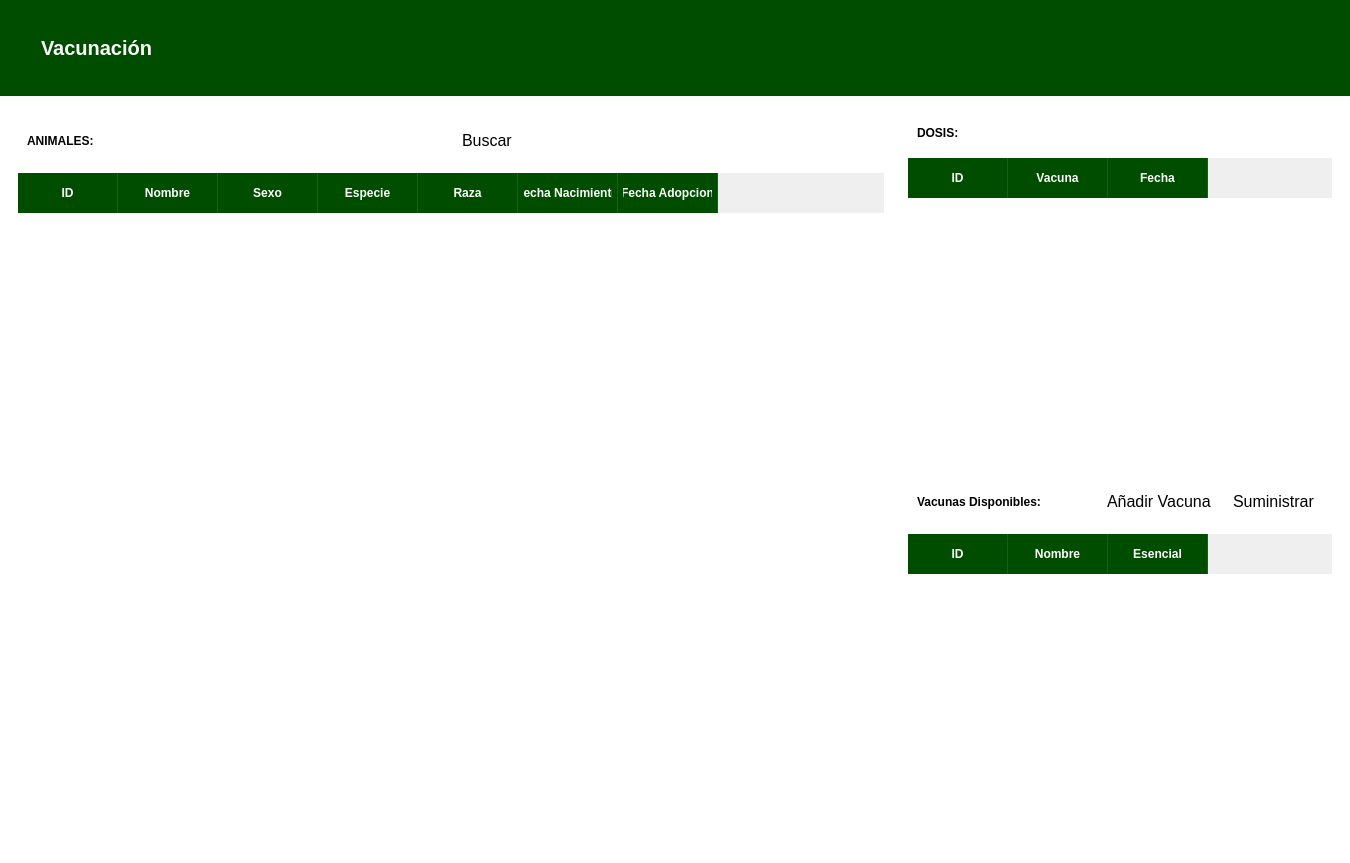
Before: the Qt Designer form vistas/vacunacion.ui in MiguelGarcia29/RefugioAnimal-OR, drawn with Qt 5.
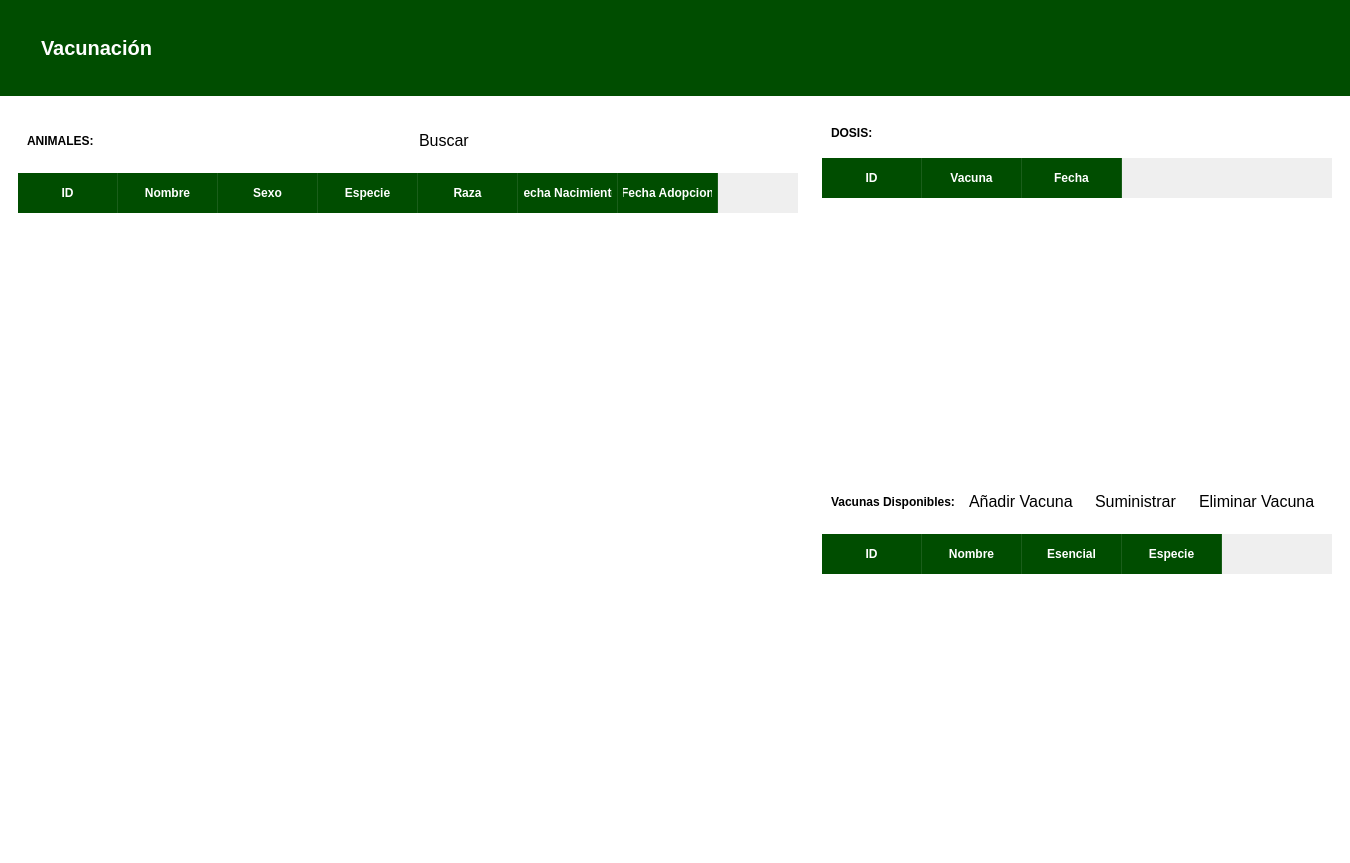
After: the same form once the commit is applied. Icons and pictures are not drawn.

Diff of the .ui file:
```diff
--- a/vistas/vacunacion.ui
+++ b/vistas/vacunacion.ui
@@ -447,6 +447,17 @@
                   </property>
                  </widget>
                 </item>
+                <item>
+                 <widget class="QPushButton" name="btn_eliminar">
+                  <property name="text">
+                   <string>Eliminar Vacuna</string>
+                  </property>
+                  <property name="icon">
+                   <iconset>
+                    <normaloff>img/borrar.png</normaloff>img/borrar.png</iconset>
+                  </property>
+                 </widget>
+                </item>
                 <item>
                  <spacer name="horizontalSpacer_13">
                   <property name="orientation">
@@ -492,6 +503,11 @@
                  <string>Esencial</string>
                 </property>
                </column>
+               <column>
+                <property name="text">
+                 <string>Especie</string>
+                </property>
+               </column>
               </widget>
              </item>
             </layout>
```
